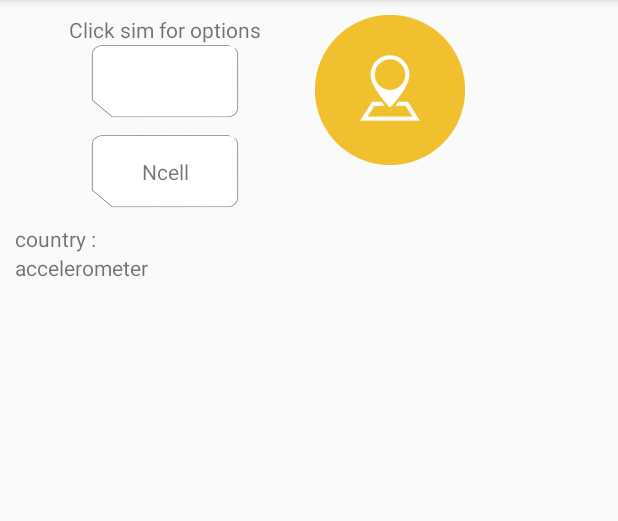
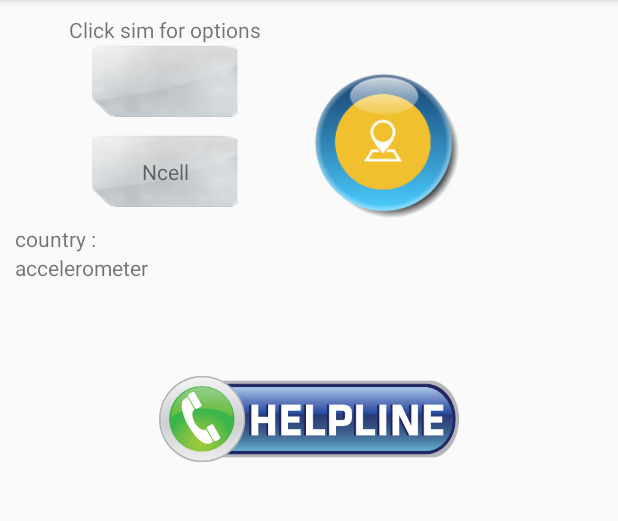
Before and after one commit to emp3ror/phonethings, an Android app: the screen it shows after launch (MainActivity), on a phone screen of 412 x 824 dp, the part 84-605 px from its top. Run offline under Robolectric (Android 15) with nearby library versions, the phone set to English and light mode, and no system bars; our stand-ins replace AdMob; 7 statements that could not run were skipped.

Commit message:
modify icons

```diff
--- a/app/build.gradle
+++ b/app/build.gradle
@@ -13,7 +13,7 @@ android {
     }
     buildTypes {
         release {
-            runProguard false
+            minifyEnabled false
             proguardFiles getDefaultProguardFile('proguard-android.txt'), 'proguard-rules.pro'
         }
     }
--- a/app/src/main/java/phone/mjt/phonethings/MainActivity.java
+++ b/app/src/main/java/phone/mjt/phonethings/MainActivity.java
@@ -125,6 +125,7 @@ public class MainActivity extends ActionBarActivity implements SensorEventListen
 
         LocationManager locationManager=(LocationManager)getSystemService(Context.LOCATION_SERVICE);
         String providerName=LocationManager.NETWORK_PROVIDER;
+//        locationManager.requestLocationUpdates(LocationManager.NETWORK_PROVIDER, 0, 0, locationListener);
         Location location2=locationManager.getLastKnownLocation(providerName);
         latitude = location2.getLatitude();
         longitude = location2.getLongitude();
@@ -186,6 +187,13 @@ public class MainActivity extends ActionBarActivity implements SensorEventListen
         callIntent.putExtra("simSlot", cellNo);
         callIntent.setData(Uri.parse("tel:" + ussd));
         context.startActivity(callIntent);
+    }
+
+    /*click action for helpline
+    * calls intent*/
+    public void helpline (View view) {
+        Intent helpline = new Intent(this, Helpline.class);
+        startActivity(helpline);
     }
 
 
@@ -300,9 +308,9 @@ public class MainActivity extends ActionBarActivity implements SensorEventListen
             // Create an ad request. Check logcat output for the hashed device ID to
             // get test ads on a physical device. e.g.
             // "Use AdRequest.Builder.addTestDevice("ABCDEF012345") to get test ads on this device."
-            AdRequest adRequest = new AdRequest.Builder().build();
-                    /*.addTestDevice("4763360FE0F27697DBF5E4B3A289EF08")*/
-
+            AdRequest adRequest = new AdRequest.Builder()
+                    .addTestDevice("4763360FE0F27697DBF5E4B3A289EF08")
+                    .build();
 
             // Start loading the ad in the background.
             mAdView.loadAd(adRequest);
--- a/app/src/main/res/layout/activity_main.xml
+++ b/app/src/main/res/layout/activity_main.xml
@@ -45,8 +45,8 @@
                 android:id="@+id/location"
                 android:layout_width="100dp"
                 android:layout_height="100dp"
-                android:src="@drawable/location"/>
-
+                android:src="@drawable/location"
+                android:layout_gravity="bottom"/>
             </LinearLayout>
         <TextView
             android:id="@+id/tv_country"
@@ -62,6 +62,13 @@
             android:text=""
             android:layout_width="wrap_content"
             android:layout_height="wrap_content" />
+        <ImageView
+            android:id="@+id/helpline"
+            android:layout_width="200dp"
+            android:layout_height="wrap_content"
+            android:src="@drawable/helpline"
+            android:layout_gravity="center"
+            android:onClick="helpline"/>
     </LinearLayout>
 
     <fragment
--- /dev/null
+++ b/app/src/main/res/menu/menu_helpline.xml
@@ -0,0 +1,6 @@
+<menu xmlns:android="http://schemas.android.com/apk/res/android"
+    xmlns:app="http://schemas.android.com/apk/res-auto"
+    xmlns:tools="http://schemas.android.com/tools" tools:context="phone.mjt.phonethings.Helpline">
+    <item android:id="@+id/action_settings" android:title="@string/action_settings"
+        android:orderInCategory="100" app:showAsAction="never" />
+</menu>
--- a/build.gradle
+++ b/build.gradle
@@ -5,7 +5,7 @@ buildscript {
         jcenter()
     }
     dependencies {
-        classpath 'com.android.tools.build:gradle:0.13.2'
+        classpath 'com.android.tools.build:gradle:1.0.0'
 
         // NOTE: Do not place your application dependencies here; they belong
         // in the individual module build.gradle files
```
Also changed, not shown: app/src/main/AndroidManifest.xml (+19 -13 lines), app/src/main/java/phone/mjt/phonethings/Helpline.java (added, +39 -0 lines), app/src/main/res/layout/activity_helpline.xml (added, +12 -0 lines), app/src/main/res/values/strings.xml (+8 -3 lines), app/src/main/res/drawable-mdpi/helpline.png (added), app/src/main/res/drawable-mdpi/location.png, app/src/main/res/drawable-mdpi/logo.png, app/src/main/res/drawable-mdpi/simbackground.png, gradle/wrapper/gradle-wrapper.properties, 9 other files.
